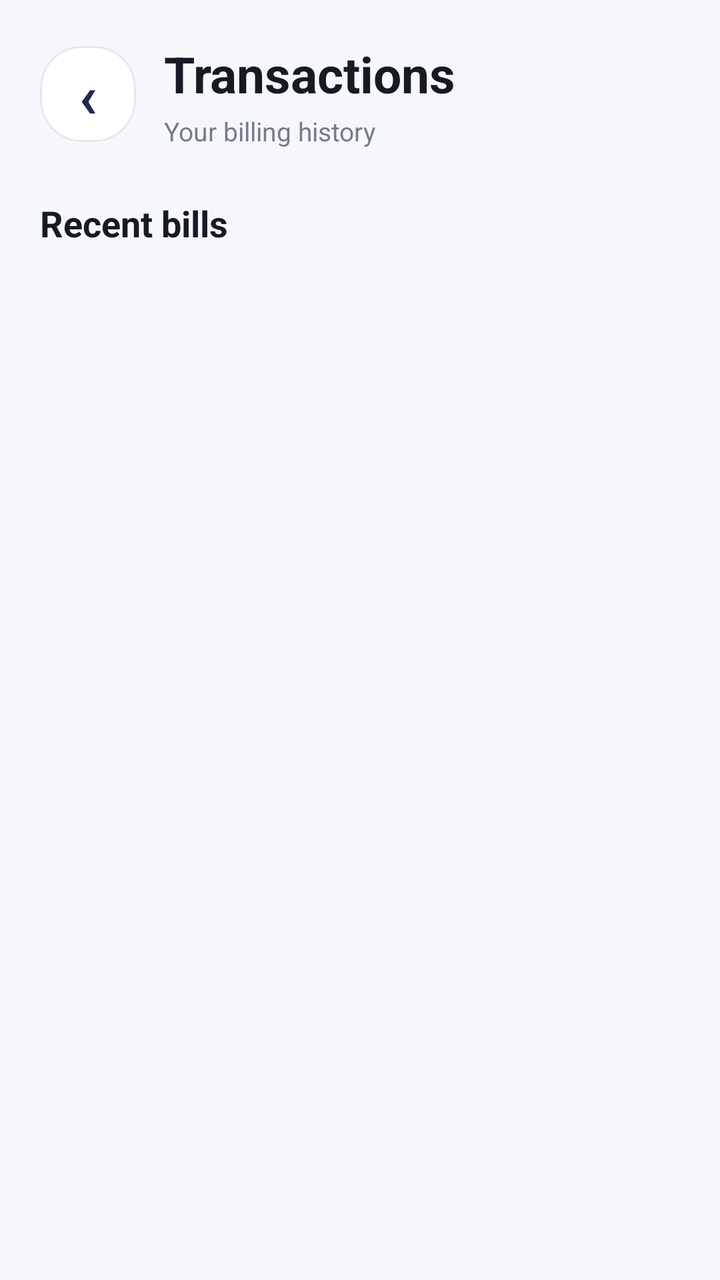
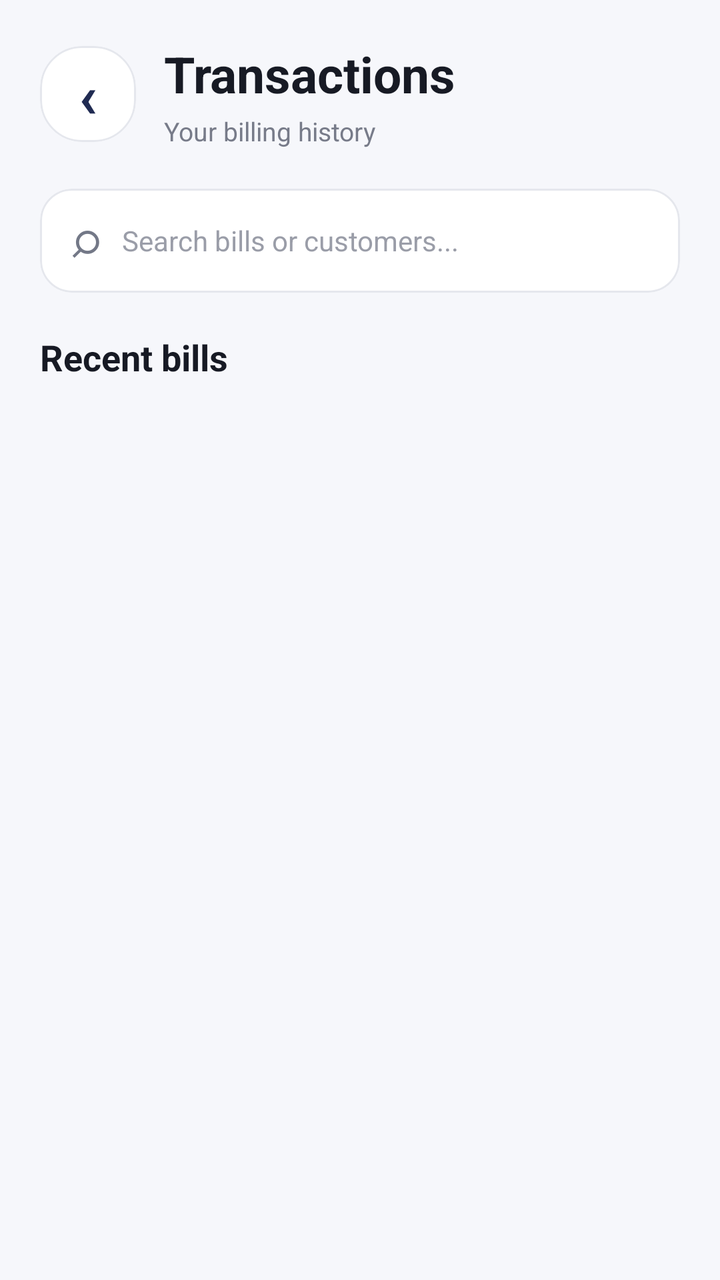

Compare the two renders of this Android layout. The source of the first and the diff that turns it into the second are given below.
<!-- AndroidManifest.xml: application theme Theme.BillEasy -->
<!-- res/layout/activity_transactions.xml -->
<?xml version="1.0" encoding="utf-8"?>
<LinearLayout
    xmlns:android="http://schemas.android.com/apk/res/android"
    xmlns:app="http://schemas.android.com/apk/res-auto"
    android:layout_width="match_parent"
    android:layout_height="match_parent"
    android:orientation="vertical"
    android:background="#F6F7FB">

    

    <LinearLayout
        android:layout_width="match_parent"
        android:layout_height="wrap_content"
        android:gravity="center_vertical"
        android:padding="20dp">

        <com.google.android.material.card.MaterialCardView
            android:id="@+id/btnBack"
            android:layout_width="48dp"
            android:layout_height="48dp"
            android:clickable="true"
            android:focusable="true"
            app:cardBackgroundColor="#FFFFFF"
            app:cardCornerRadius="21dp"
            app:cardElevation="0dp"
            app:strokeColor="#E5E7ED"
            app:strokeWidth="1dp">

            <TextView
                android:layout_width="match_parent"
                android:layout_height="match_parent"
                android:gravity="center"
                android:text="‹"
                android:textColor="#202B52"
                android:textSize="30sp"
                android:textStyle="bold" />

        </com.google.android.material.card.MaterialCardView>

        <LinearLayout
            android:layout_width="0dp"
            android:layout_height="wrap_content"
            android:layout_marginStart="14dp"
            android:layout_weight="1"
            android:orientation="vertical">

            <TextView
                android:layout_width="wrap_content"
                android:layout_height="wrap_content"
                android:text="Transactions"
                android:textColor="#171A24"
                android:textSize="25sp"
                android:textStyle="bold" />

            <TextView
                android:layout_width="wrap_content"
                android:layout_height="wrap_content"
                android:layout_marginTop="3dp"
                android:text="Your billing history"
                android:textColor="#777B89"
                android:textSize="13sp" />

        </LinearLayout>

    </LinearLayout>


    

    <TextView
        android:layout_width="wrap_content"
        android:layout_height="wrap_content"
        android:layout_marginStart="20dp"
        android:layout_marginTop="5dp"
        android:text="Recent bills"
        android:textColor="#171A24"
        android:textSize="18sp"
        android:textStyle="bold" />


    

    <TextView
        android:id="@+id/tvEmpty"
        android:layout_width="match_parent"
        android:layout_height="wrap_content"
        android:layout_margin="30dp"
        android:gravity="center"
        android:text="No transactions yet\n\nCreate your first bill to see it here."
        android:textColor="#777B89"
        android:textSize="15sp"
        android:visibility="gone" />


    

    <androidx.recyclerview.widget.RecyclerView
        android:id="@+id/recyclerTransactions"
        android:layout_width="match_parent"
        android:layout_height="0dp"
        android:layout_weight="1"
        android:layout_marginTop="12dp"
        android:paddingStart="20dp"
        android:paddingEnd="20dp"
        android:clipToPadding="false" />

</LinearLayout>
<!-- resources referenced by this layout -->
<resources>
  <style name="Theme.BillEasy" parent="Base.Theme.BillEasy" />
  <style name="Base.Theme.BillEasy" parent="Theme.Material3.DayNight.NoActionBar">
          
          
      </style>
</resources>

<!-- the commit's change to res/layout/activity_transactions.xml (unified diff, before → after) -->
@@ -68,6 +68,52 @@
 
     
 
+    <com.google.android.material.card.MaterialCardView
+        android:layout_width="match_parent"
+        android:layout_height="52dp"
+        android:layout_marginStart="20dp"
+        android:layout_marginEnd="20dp"
+        android:layout_marginBottom="15dp"
+        app:cardBackgroundColor="#FFFFFF"
+        app:cardCornerRadius="16dp"
+        app:cardElevation="0dp"
+        app:strokeColor="#E5E7ED"
+        app:strokeWidth="1dp">
+
+        <LinearLayout
+            android:layout_width="match_parent"
+            android:layout_height="match_parent"
+            android:gravity="center_vertical"
+            android:paddingStart="15dp"
+            android:paddingEnd="15dp">
+
+            <TextView
+                android:layout_width="wrap_content"
+                android:layout_height="wrap_content"
+                android:text="⌕"
+                android:textColor="#737887"
+                android:textSize="25sp" />
+
+            <EditText
+                android:id="@+id/etSearch"
+                android:layout_width="0dp"
+                android:layout_height="match_parent"
+                android:layout_marginStart="10dp"
+                android:layout_weight="1"
+                android:background="@null"
+                android:hint="Search bills or customers..."
+                android:singleLine="true"
+                android:textColor="#171A24"
+                android:textColorHint="#9A9DA8"
+                android:textSize="14sp" />
+
+        </LinearLayout>
+
+    </com.google.android.material.card.MaterialCardView>
+
+
+    
+
     <TextView
         android:layout_width="wrap_content"
         android:layout_height="wrap_content"
